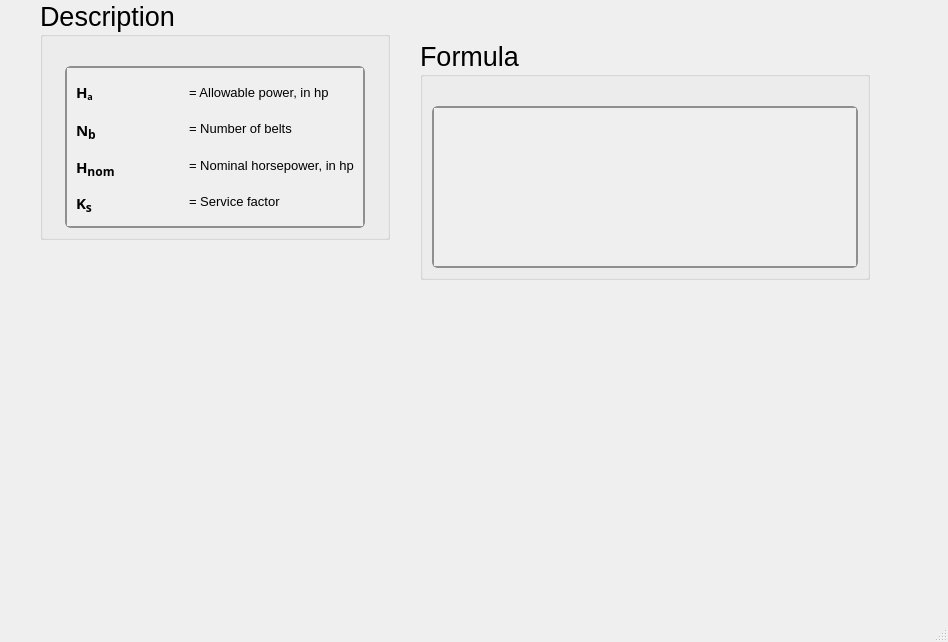
Qt form ui/vbelt_nfs.ui (Ah00ra/HNNS) before a commit.
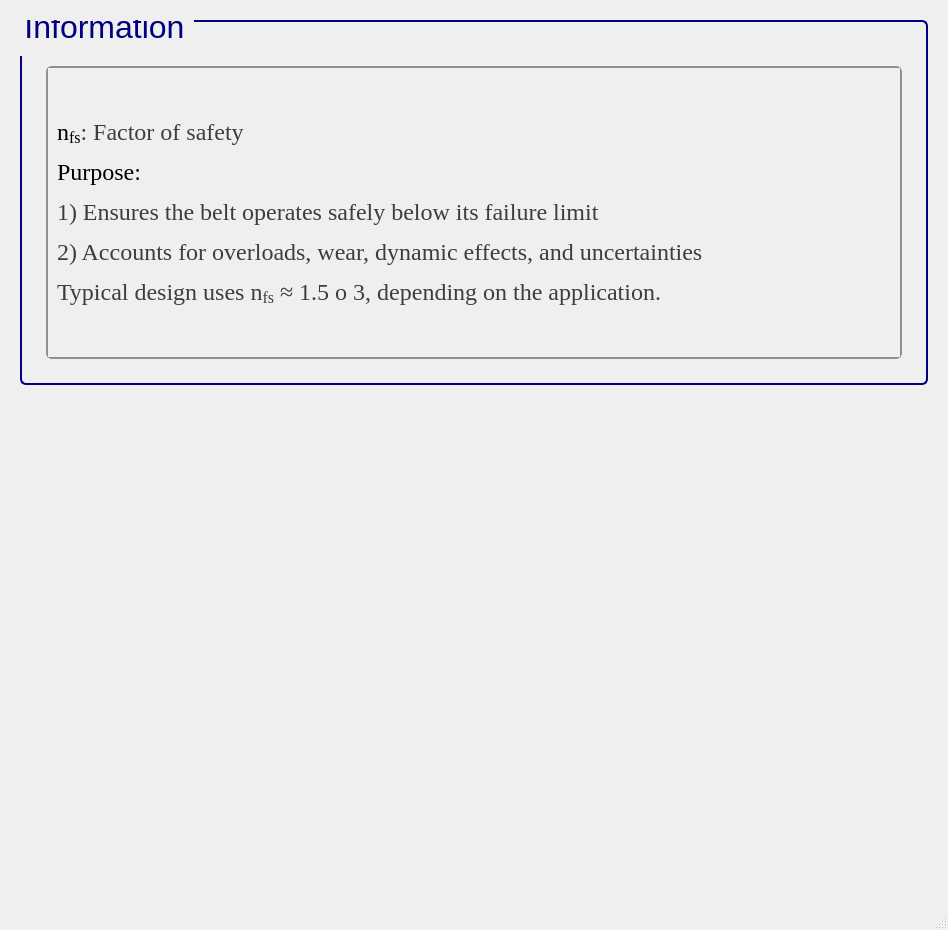
The same form after that commit. Icons and pictures are not drawn.

Commit message: Add ui info to vbelt

```diff
--- a/ui/vbelt_nfs.ui
+++ b/ui/vbelt_nfs.ui
@@ -7,22 +7,38 @@
     <x>0</x>
     <y>0</y>
     <width>948</width>
-    <height>642</height>
+    <height>930</height>
    </rect>
   </property>
+  <property name="minimumSize">
+   <size>
+    <width>900</width>
+    <height>930</height>
+   </size>
+  </property>
   <property name="windowTitle">
    <string>MainWindow</string>
   </property>
   <widget class="QWidget" name="centralwidget">
-   <widget class="QGroupBox" name="groupBox_533">
-    <property name="geometry">
-     <rect>
-      <x>40</x>
-      <y>0</y>
-      <width>350</width>
-      <height>240</height>
-     </rect>
-    </property>
+   <layout class="QGridLayout" name="gridLayout">
+    <item row="0" column="1">
+     <spacer name="verticalSpacer_26">
+      <property name="orientation">
+       <enum>Qt::Vertical</enum>
+      </property>
+      <property name="sizeType">
+       <enum>QSizePolicy::Fixed</enum>
+      </property>
+      <property name="sizeHint" stdset="0">
+       <size>
+        <width>839</width>
+        <height>11</height>
+       </size>
+      </property>
+     </spacer>
+    </item>
+    <item row="1" column="1">
+     <widget class="QGroupBox" name="groupBox_125">
     <property name="sizePolicy">
      <sizepolicy hsizetype="Minimum" vsizetype="Minimum">
       <horstretch>0</horstretch>
@@ -31,66 +47,72 @@
     </property>
     <property name="minimumSize">
      <size>
-      <width>350</width>
-      <height>0</height>
-     </size>
-    </property>
-    <property name="maximumSize">
-     <size>
-      <width>350</width>
-      <height>241</height>
+        <width>822</width>
+        <height>300</height>
      </size>
     </property>
     <property name="font">
      <font>
       <family>Segoe UI</family>
-      <pointsize>20</pointsize>
+        <pointsize>24</pointsize>
       <weight>50</weight>
       <italic>false</italic>
       <bold>false</bold>
      </font>
     </property>
+      <property name="styleSheet">
+       <string notr="true">QGroupBox {
+    border: 2px solid navy;
+    border-radius: 6px;
+    background-color: qlineargradient(x1:0, y1:0, x2:0, y2:1,
+                                      stop:0 #f6f7fa, stop:1 #dadbde);
+    font: 24pt &quot;Segoe UI&quot;;
+    padding: 5px; /* add padding inside the group box */
+    color: black;
+}
+QGroupBox::title {
+    subcontrol-origin: margin;
+    subcontrol-position: top left;
+    padding-left: 0px;
+    padding-right: 5px;
+    padding-top: 0px;
+    margin-top: -22px;  /* shift title up */
+    color: navy;
+    font-weight: bold;
+}
+</string>
+      </property>
     <property name="title">
-     <string>Description</string>
-    </property>
-    <layout class="QGridLayout" name="gridLayout_1086">
-     <item row="0" column="0">
-      <spacer name="verticalSpacer_533">
+       <string>Information</string>
+      </property>
+      <layout class="QGridLayout" name="gridLayout_255">
+       <item row="1" column="2">
+        <spacer name="verticalSpacer_36">
        <property name="orientation">
-        <enum>Qt::Vertical</enum>
+          <enum>Qt::Horizontal</enum>
        </property>
        <property name="sizeType">
         <enum>QSizePolicy::Fixed</enum>
        </property>
        <property name="sizeHint" stdset="0">
         <size>
-         <width>20</width>
+           <width>10</width>
          <height>20</height>
         </size>
        </property>
       </spacer>
      </item>
-     <item row="1" column="0">
-      <widget class="QScrollArea" name="scrollArea_319">
+       <item row="1" column="1">
+        <widget class="QScrollArea" name="scrollArea_43">
        <property name="sizePolicy">
         <sizepolicy hsizetype="Minimum" vsizetype="Minimum">
          <horstretch>0</horstretch>
          <verstretch>0</verstretch>
         </sizepolicy>
        </property>
-       <property name="maximumSize">
-        <size>
-         <width>300</width>
-         <height>361</height>
-        </size>
-       </property>
        <property name="font">
         <font>
-         <family>Segoe UI</family>
          <pointsize>15</pointsize>
-         <weight>50</weight>
-         <italic>false</italic>
-         <bold>false</bold>
         </font>
        </property>
        <property name="styleSheet">
@@ -168,296 +190,137 @@
          <rect>
           <x>0</x>
           <y>0</y>
-          <width>296</width>
-          <height>146</height>
-         </rect>
-        </property>
-        <layout class="QGridLayout" name="gridLayout_1087">
-         <item row="7" column="0">
-          <widget class="QLabel" name="label_363">
-           <property name="font">
-            <font>
-             <family>Segoe UI Variable Small Semibol</family>
-             <pointsize>11</pointsize>
-             <weight>75</weight>
-             <bold>true</bold>
-            </font>
-           </property>
-           <property name="text">
-            <string>&lt;html&gt;&lt;head/&gt;&lt;body&gt;&lt;p&gt;H&lt;span style=&quot; font-size:14pt; vertical-align:sub;&quot;&gt;nom&lt;/span&gt;&lt;/p&gt;&lt;/body&gt;&lt;/html&gt;</string>
-           </property>
-          </widget>
-         </item>
-         <item row="7" column="1">
-          <widget class="QLabel" name="htext_1067">
-           <property name="font">
-            <font>
-             <family>MS Shell Dlg 2</family>
-             <pointsize>10</pointsize>
-             <weight>50</weight>
-             <italic>false</italic>
-             <bold>false</bold>
-            </font>
-           </property>
-           <property name="text">
-            <string>&lt;html&gt;&lt;head/&gt;&lt;body&gt;&lt;p&gt;= Nominal horsepower, in hp&lt;/p&gt;&lt;/body&gt;&lt;/html&gt;</string>
-           </property>
-          </widget>
-         </item>
-         <item row="8" column="0">
-          <widget class="QLabel" name="label_226">
-           <property name="font">
-            <font>
-             <family>Segoe UI Variable Small Semibol</family>
-             <pointsize>11</pointsize>
-             <weight>75</weight>
-             <bold>true</bold>
-            </font>
-           </property>
-           <property name="text">
-            <string>&lt;html&gt;&lt;head/&gt;&lt;body&gt;&lt;p&gt;K&lt;span style=&quot; font-size:14pt; vertical-align:sub;&quot;&gt;s&lt;/span&gt;&lt;/p&gt;&lt;/body&gt;&lt;/html&gt;</string>
-           </property>
-          </widget>
-         </item>
-         <item row="8" column="1">
-          <widget class="QLabel" name="htext_659">
-           <property name="font">
-            <font>
-             <family>MS Shell Dlg 2</family>
-             <pointsize>11</pointsize>
-             <weight>50</weight>
-             <italic>false</italic>
-             <bold>false</bold>
-            </font>
-           </property>
-           <property name="text">
-            <string>&lt;html&gt;&lt;head/&gt;&lt;body&gt;&lt;p&gt;&lt;span style=&quot; font-size:10pt;&quot;&gt;= Service factor&lt;/span&gt;&lt;/p&gt;&lt;/body&gt;&lt;/html&gt;</string>
-           </property>
-          </widget>
-         </item>
+            <width>812</width>
+            <height>241</height>
+           </rect>
+          </property>
+          <layout class="QGridLayout" name="gridLayout_3">
          <item row="0" column="0">
-          <widget class="QLabel" name="label_362">
+            <widget class="QLabel" name="label_3">
            <property name="font">
             <font>
-             <family>Segoe UI Variable Small Semibol</family>
-             <pointsize>11</pointsize>
-             <weight>75</weight>
-             <bold>true</bold>
-            </font>
-           </property>
+               <family>Times New Roman</family>
+               <pointsize>18</pointsize>
+               <weight>50</weight>
+               <bold>false</bold>
+              </font>
+             </property>
+             <property name="cursor">
+              <cursorShape>ArrowCursor</cursorShape>
+             </property>
+             <property name="frameShape">
+              <enum>QFrame::NoFrame</enum>
+             </property>
            <property name="text">
-            <string>&lt;html&gt;&lt;head/&gt;&lt;body&gt;&lt;p&gt;H&lt;span style=&quot; vertical-align:sub;&quot;&gt;a&lt;/span&gt;&lt;/p&gt;&lt;/body&gt;&lt;/html&gt;</string>
-           </property>
-          </widget>
+              <string>&lt;html&gt;&lt;head/&gt;&lt;body&gt;&lt;p&gt;&lt;span style=&quot; color:#000000;&quot;&gt;n&lt;/span&gt;&lt;span style=&quot; color:#000000; vertical-align:sub;&quot;&gt;fs&lt;/span&gt;&lt;span style=&quot; color:#3d3d3d;&quot;&gt;: Factor of safety&lt;/span&gt;&lt;/p&gt;&lt;p&gt;&lt;span style=&quot; color:#000000;&quot;&gt;Purpose: &lt;/span&gt;&lt;/p&gt;&lt;p&gt;&lt;span style=&quot; color:#3d3d3d;&quot;&gt;1) Ensures the belt operates safely below its failure limit&lt;/span&gt;&lt;/p&gt;&lt;p&gt;&lt;span style=&quot; color:#3d3d3d;&quot;&gt;2) Accounts for overloads, wear, dynamic effects, and uncertainties&lt;/span&gt;&lt;/p&gt;&lt;p&gt;&lt;span style=&quot; color:#3d3d3d;&quot;&gt;Typical design uses n&lt;/span&gt;&lt;span style=&quot; color:#3d3d3d; vertical-align:sub;&quot;&gt;fs&lt;/span&gt;&lt;span style=&quot; color:#3d3d3d;&quot;&gt; ≈ 1.5 o 3, depending on the application.&lt;/span&gt;&lt;/p&gt;&lt;/body&gt;&lt;/html&gt;</string>
+             </property>
+            </widget>
+           </item>
+          </layout>
+         </widget>
+        </widget>
+       </item>
+       <item row="2" column="1">
+        <spacer name="verticalSpacer_37">
+         <property name="orientation">
+          <enum>Qt::Vertical</enum>
+         </property>
+         <property name="sizeType">
+          <enum>QSizePolicy::Fixed</enum>
+         </property>
+         <property name="sizeHint" stdset="0">
+          <size>
+           <width>10</width>
+           <height>10</height>
+          </size>
+         </property>
+        </spacer>
+       </item>
+       <item row="1" column="0">
+        <spacer name="verticalSpacer_34">
+         <property name="orientation">
+          <enum>Qt::Horizontal</enum>
+         </property>
+         <property name="sizeType">
+          <enum>QSizePolicy::Fixed</enum>
+         </property>
+         <property name="sizeHint" stdset="0">
+          <size>
+           <width>10</width>
+           <height>20</height>
+          </size>
+         </property>
+        </spacer>
          </item>
          <item row="0" column="1">
-          <widget class="QLabel" name="htext_1066">
-           <property name="font">
-            <font>
-             <family>MS Shell Dlg 2</family>
-             <pointsize>10</pointsize>
-             <weight>50</weight>
-             <italic>false</italic>
-             <bold>false</bold>
-            </font>
-           </property>
-           <property name="text">
-            <string>&lt;html&gt;&lt;head/&gt;&lt;body&gt;&lt;p&gt;= Allowable power, in hp&lt;/p&gt;&lt;/body&gt;&lt;/html&gt;</string>
-           </property>
-          </widget>
-         </item>
+        <spacer name="verticalSpacer_35">
+         <property name="orientation">
+          <enum>Qt::Vertical</enum>
+         </property>
+         <property name="sizeType">
+          <enum>QSizePolicy::Fixed</enum>
+         </property>
+         <property name="sizeHint" stdset="0">
+          <size>
+           <width>20</width>
+           <height>30</height>
+          </size>
+         </property>
+        </spacer>
+       </item>
+      </layout>
+     </widget>
+    </item>
+    <item row="2" column="1">
+     <spacer name="verticalSpacer_23">
+      <property name="orientation">
+       <enum>Qt::Vertical</enum>
+      </property>
+      <property name="sizeType">
+       <enum>QSizePolicy::Fixed</enum>
+      </property>
+      <property name="sizeHint" stdset="0">
+       <size>
+        <width>839</width>
+        <height>11</height>
+       </size>
+      </property>
+     </spacer>
+    </item>
+    <item row="3" column="0">
+     <spacer name="verticalSpacer_25">
+      <property name="orientation">
+       <enum>Qt::Horizontal</enum>
+      </property>
+      <property name="sizeType">
+       <enum>QSizePolicy::Fixed</enum>
+      </property>
+      <property name="sizeHint" stdset="0">
+       <size>
+        <width>11</width>
+        <height>492</height>
+       </size>
+      </property>
+     </spacer>
+    </item>
+    <item row="3" column="2">
+     <spacer name="verticalSpacer_28">
+      <property name="orientation">
+       <enum>Qt::Horizontal</enum>
+      </property>
+      <property name="sizeType">
+       <enum>QSizePolicy::Fixed</enum>
+      </property>
+      <property name="sizeHint" stdset="0">
+       <size>
+        <width>11</width>
+        <height>492</height>
+       </size>
+      </property>
+     </spacer>
+    </item>
          <item row="4" column="1">
-          <widget class="QLabel" name="htext_658">
-           <property name="font">
-            <font>
-             <pointsize>10</pointsize>
-            </font>
-           </property>
-           <property name="text">
-            <string>&lt;html&gt;&lt;head/&gt;&lt;body&gt;&lt;p&gt;= Number of belts&lt;/p&gt;&lt;/body&gt;&lt;/html&gt;</string>
-           </property>
-          </widget>
-         </item>
-         <item row="4" column="0">
-          <widget class="QLabel" name="label_225">
-           <property name="font">
-            <font>
-             <family>Segoe UI Variable Small Semibol</family>
-             <pointsize>11</pointsize>
-             <weight>75</weight>
-             <bold>true</bold>
-            </font>
-           </property>
-           <property name="text">
-            <string>&lt;html&gt;&lt;head/&gt;&lt;body&gt;&lt;p&gt;N&lt;span style=&quot; font-size:14pt; vertical-align:sub;&quot;&gt;b&lt;/span&gt;&lt;/p&gt;&lt;/body&gt;&lt;/html&gt;</string>
-           </property>
-          </widget>
-         </item>
-        </layout>
-       </widget>
-      </widget>
-     </item>
-    </layout>
-   </widget>
-   <widget class="QGroupBox" name="groupBox_534">
-    <property name="geometry">
-     <rect>
-      <x>420</x>
-      <y>40</y>
-      <width>450</width>
-      <height>240</height>
-     </rect>
-    </property>
-    <property name="sizePolicy">
-     <sizepolicy hsizetype="Minimum" vsizetype="Minimum">
-      <horstretch>0</horstretch>
-      <verstretch>0</verstretch>
-     </sizepolicy>
-    </property>
-    <property name="minimumSize">
-     <size>
-      <width>450</width>
-      <height>0</height>
-     </size>
-    </property>
-    <property name="maximumSize">
-     <size>
-      <width>450</width>
-      <height>241</height>
-     </size>
-    </property>
-    <property name="font">
-     <font>
-      <family>Segoe UI</family>
-      <pointsize>20</pointsize>
-      <weight>50</weight>
-      <italic>false</italic>
-      <bold>false</bold>
-     </font>
-    </property>
-    <property name="title">
-     <string>Formula</string>
-    </property>
-    <layout class="QGridLayout" name="gridLayout_1088">
-     <item row="1" column="0">
-      <widget class="QScrollArea" name="scrollArea_320">
-       <property name="sizePolicy">
-        <sizepolicy hsizetype="Minimum" vsizetype="Minimum">
-         <horstretch>0</horstretch>
-         <verstretch>0</verstretch>
-        </sizepolicy>
-       </property>
-       <property name="font">
-        <font>
-         <family>Segoe UI</family>
-         <pointsize>15</pointsize>
-         <weight>50</weight>
-         <italic>false</italic>
-         <bold>false</bold>
-        </font>
-       </property>
-       <property name="styleSheet">
-        <string notr="true">QScrollArea {
-    background: qlineargradient(x1:0, y1:0, x2:0, y2:1,
-                               stop:0 #f6f7fa, stop:1 #dadbde);
-    border: 2px solid #8f8f91;
-    border-radius: 6px;
-}
-
-QScrollArea QScrollBar:vertical, QScrollArea QScrollBar:horizontal {
-    background: qlineargradient(x1:0, y1:0, x2:0, y2:1,
-                               stop:0 #f6f7fa, stop:1 #dadbde);
-    border: 2px solid #8f8f91;
-    border-radius: 6px;
-    width: 14px;
-    height: 14px;
-    margin: 2px 0 2px 0;
-}
-
-/* Completely remove the bottom button of the vertical scrollbar */
-QScrollArea QScrollBar::add-line:vertical {
-    height: 0px;
-    width: 0px;
-    border: none;
-    background: none;
-    margin: 0px;
-    padding: 0px;
-}
-
-QScrollArea QScrollBar::handle:vertical, QScrollArea QScrollBar::handle:horizontal {
-    background: qlineargradient(x1:0, y1:0, x2:0, y2:1,
-                               stop:0 #8f8f91, stop:1 #6f6f71);
-    min-height: 20px;
-    border-radius: 6px;
-    border: 1px solid #6f6f71;
-}
-
-QScrollArea QScrollBar::handle:vertical:hover, QScrollArea QScrollBar::handle:horizontal:hover {
-    background: qlineargradient(x1:0, y1:0, x2:0, y2:1,
-                               stop:0 #6f6f71, stop:1 #4f4f51);
-    border: 1px solid #4f4f51;
-}
-
-QScrollArea QScrollBar::sub-line:vertical, QScrollArea QScrollBar::add-line:horizontal, QScrollArea QScrollBar::sub-line:horizontal {
-    background: #8f8f91;
-    border: none;
-    border-radius: 3px;
-    height: 14px;
-    width: 14px;
-    subcontrol-origin: margin;
-}
-
-QScrollArea QScrollBar::sub-line:vertical:hover, QScrollArea QScrollBar::add-line:horizontal:hover, QScrollArea QScrollBar::sub-line:horizontal:hover {
-    background: #6f6f71;
-}
-
-QScrollArea QScrollBar::add-page:vertical, QScrollArea QScrollBar::sub-page:vertical,
-QScrollArea QScrollBar::add-page:horizontal, QScrollArea QScrollBar::sub-page:horizontal {
-    background: transparent;
-}
-</string>
-       </property>
-       <property name="verticalScrollBarPolicy">
-        <enum>Qt::ScrollBarAsNeeded</enum>
-       </property>
-       <property name="widgetResizable">
-        <bool>true</bool>
-       </property>
-       <widget class="QWidget" name="scrollAreaWidgetContents_320">
-        <property name="geometry">
-         <rect>
-          <x>0</x>
-          <y>0</y>
-          <width>422</width>
-          <height>146</height>
-         </rect>
-        </property>
-        <layout class="QGridLayout" name="gridLayout_1089">
-         <item row="0" column="0">
-          <widget class="QLabel" name="htext_1976">
-           <property name="font">
-            <font>
-             <family>MS Shell Dlg 2</family>
-             <pointsize>11</pointsize>
-             <weight>50</weight>
-             <italic>false</italic>
-             <bold>false</bold>
-            </font>
-           </property>
-           <property name="text">
-            <string>&lt;html&gt;&lt;head/&gt;&lt;body&gt;&lt;p&gt;&lt;img src=&quot;:/desc/images/nfs vbelt.png&quot;/&gt;&lt;/p&gt;&lt;/body&gt;&lt;/html&gt;</string>
-           </property>
-           <property name="scaledContents">
-            <bool>true</bool>
-           </property>
-          </widget>
-         </item>
-        </layout>
-       </widget>
-      </widget>
-     </item>
-     <item row="0" column="0">
-      <spacer name="verticalSpacer_534">
+     <spacer name="verticalSpacer_27">
        <property name="orientation">
         <enum>Qt::Vertical</enum>
        </property>
@@ -466,14 +329,13 @@
        </property>
        <property name="sizeHint" stdset="0">
         <size>
-         <width>20</width>
-         <height>20</height>
+        <width>839</width>
+        <height>11</height>
         </size>
        </property>
       </spacer>
      </item>
     </layout>
-   </widget>
   </widget>
   <widget class="QMenuBar" name="menubar">
    <property name="geometry">
```
Left out of the diff: 4 changed lines with no effect on the pictures. Lines whose indentation alone changed are shown as unchanged. The commit also changes 33 other files.
